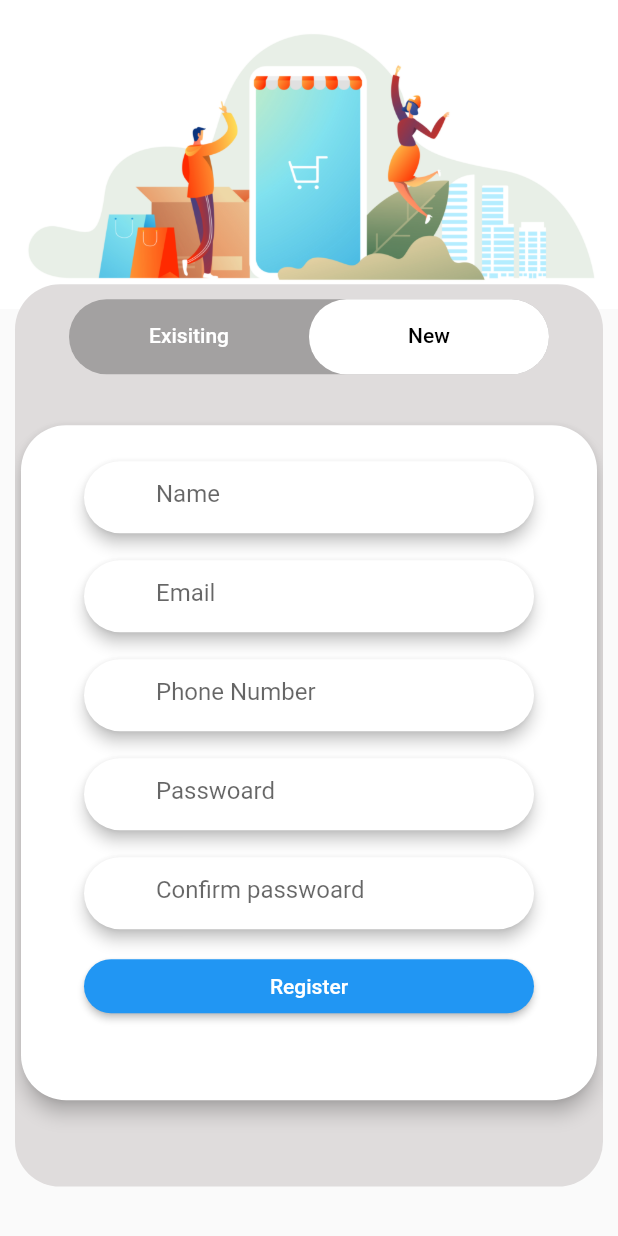
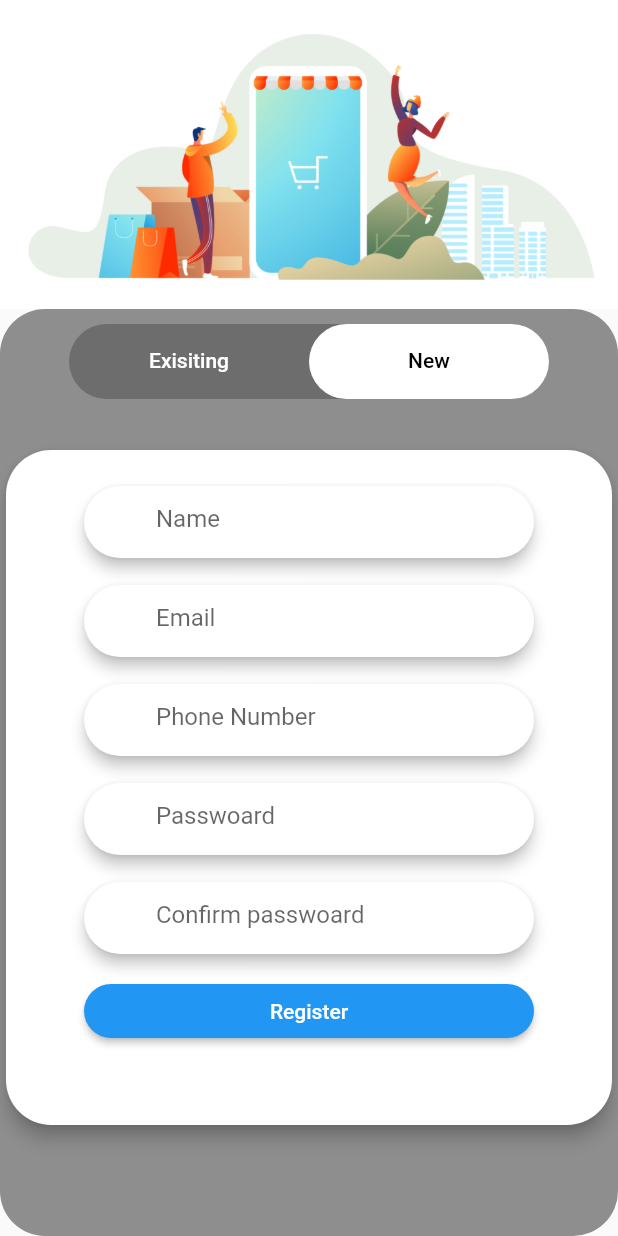
Before and after one commit to muhammedSalihT/ShopCart_Using_Api-Getx, a Flutter app: the AuthScreen screen opened directly, tab 2 chosen, on a phone screen of 412 x 824 dp. Run offline on Flutter 3.47's test engine with Material 2 defaults, Android fonts, the phone set to English and light mode, and no system bars; our stand-ins replace carousel_slider, get, sms_autofill, timer_count_down.

Commit message:
auth screen ui editted

```diff
--- a/lib/authentication_page/views/authentication_screen.dart
+++ b/lib/authentication_page/views/authentication_screen.dart
@@ -9,9 +9,7 @@ class AuthScreen extends StatelessWidget {
     final size = MediaQuery.of(context).size;
     return Scaffold(
       body: SafeArea(
-        child: Stack(
-          children: [
-            Column(
+        child: Column(
           mainAxisAlignment: MainAxisAlignment.start,
           children: [
             Image(
@@ -19,18 +17,12 @@ class AuthScreen extends StatelessWidget {
               height: size.height * .25,
               image: const AssetImage('assets/10410228_17983.jpg'),
               fit: BoxFit.fill,
-                )
-              ],
             ),
-            Positioned(
-              top: size.height * .23,
-              left: 10,
-              right: 10,
+            Expanded(
               child: Container(
-                height: size.height * .73,
                 width: size.width,
                 decoration: const BoxDecoration(
-                  color: Color.fromARGB(255, 223, 220, 220),
+                  color: Color.fromARGB(255, 143, 142, 142),
                   borderRadius: BorderRadius.all(Radius.circular(30)),
                 ),
                 child: DefaultTabController(
@@ -75,7 +67,7 @@ class AuthScreen extends StatelessWidget {
                   ),
                 ),
               ),
-            )
+            ),
           ],
         ),
       ),
--- a/lib/authentication_page/views/register_view.dart
+++ b/lib/authentication_page/views/register_view.dart
@@ -1,8 +1,6 @@
 import 'package:flutter/material.dart';
 import 'package:get/get.dart';
 import 'package:project_shopcart/authentication_page/controllers/registration_controller.dart';
-import 'package:project_shopcart/authentication_page/controllers/verification_controller.dart';
-import 'package:project_shopcart/authentication_page/views/verification_screen.dart';
 import 'package:project_shopcart/widgets/custom_textformcard.dart';
 import 'package:project_shopcart/widgets/custom_textform.dart';
 
@@ -34,36 +32,50 @@ class RegisterView extends StatelessWidget {
                 children: const [],
               ),
               CustomTextForm(
-                  validator: (value) {
-                    value != null && GetUtils.isEmail(value.trim())
-                        ? null
-                        : "enter name";
-                    return null;
-                  },
+                  validator: (val) =>
+                      val != null && GetUtils.isEmail(val.trim())
+                          ? null
+                          : 'Enter valid Email',
                   controller: registrationController.nameController,
                   hintText: "Name"),
               const SizedBox(
                 height: 10,
               ),
               CustomTextForm(
+                 validator: (val) =>
+                      val != null && GetUtils.isEmail(val.trim())
+                          ? null
+                          : 'Enter valid Email',
                   controller: registrationController.reigsterEmailControll,
                   hintText: "Email"),
               const SizedBox(
                 height: 10,
               ),
               CustomTextForm(
+                 validator: (val) =>
+                      val != null && GetUtils.isEmail(val.trim())
+                          ? null
+                          : 'Enter valid Email',
                   controller: registrationController.numberControlletr,
                   hintText: "Phone Number"),
               const SizedBox(
                 height: 10,
               ),
               CustomTextForm(
+                 validator: (val) =>
+                      val != null && GetUtils.isEmail(val.trim())
+                          ? null
+                          : 'Enter valid Email',
                   controller: registrationController.passwordController,
                   hintText: "Passwoard"),
               const SizedBox(
                 height: 10,
               ),
               CustomTextForm(
+                 validator: (val) =>
+                      val != null && GetUtils.isEmail(val.trim())
+                          ? null
+                          : 'Enter valid Email',
                   controller: registrationController.confirmPasswordController,
                   hintText: "Confirm passwoard"),
               const SizedBox(
```
Lines whose indentation alone changed are shown as unchanged.
